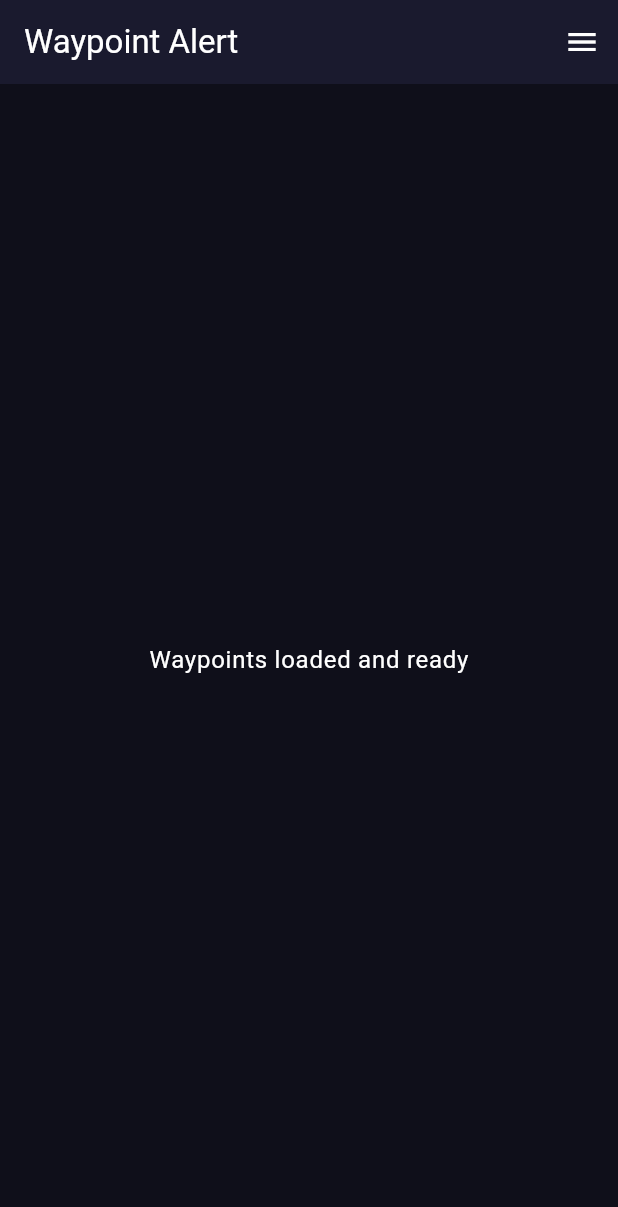
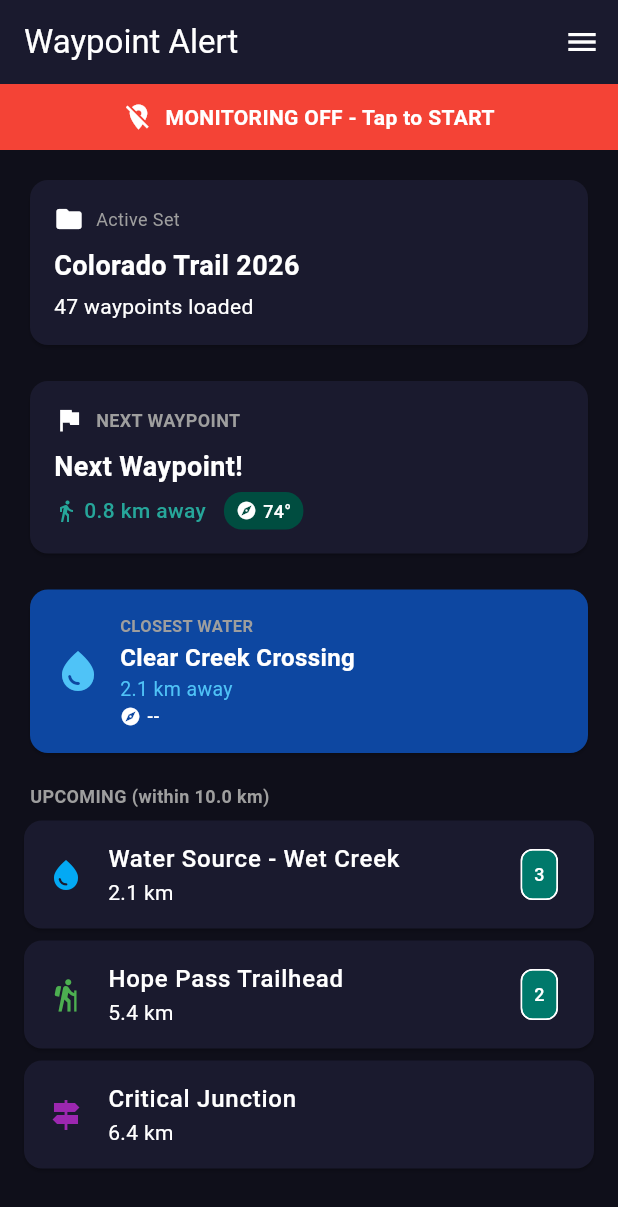
Before and after one commit to pitx3/waypoint-alert-app, a Flutter app: the screen it shows after launch, after a tap on "Continue", on a phone screen of 412 x 824 dp. Shown: the top 1207 px of the screen. Run offline on Flutter 3.47's test engine with Material 3 defaults, Android fonts, the phone set to English and light mode, and no system bars; our stand-ins replace flutter_material_design_icons, shared_preferences.

Commit message:
Build UI skeleton for HomeScreen.

```diff
--- a/lib/main.dart
+++ b/lib/main.dart
@@ -1,10 +1,11 @@
 import 'package:flutter/material.dart';
+//import 'package:flutter_riverpod/flutter_riverpod.dart';
+
 import 'package:waypoint_alert_app/constants/app_constants.dart';
-//import 'package:flutter_riverpod/flutter_riverpod.dart';
 import 'package:waypoint_alert_app/services/settings_service.dart';
 import 'package:waypoint_alert_app/widgets/screens/first_run_settings_screen.dart';
+import 'package:waypoint_alert_app/widgets/screens/home_screen.dart';
 
-import 'widgets/screens/home_screen.dart';
 
 void main() async {
   WidgetsFlutterBinding.ensureInitialized();
--- /dev/null
+++ b/lib/widgets/banners/monitoring_banner.dart
@@ -0,0 +1,51 @@
+import 'package:flutter/material.dart';
+import 'package:waypoint_alert_app/widgets/dialogs/monitorring_toggle_dialog.dart';
+
+class MonitoringBanner extends StatelessWidget {
+  final bool isMonitoring;
+  final VoidCallback onToggle;
+
+  const MonitoringBanner({
+    super.key,
+    required this.isMonitoring,
+    required this.onToggle,
+  });
+
+  @override
+  Widget build(BuildContext context) {
+    final color = isMonitoring ? Colors.green : Colors.red;
+    final statusText = isMonitoring ? 'ALERTS ACTIVE' : 'MONITORING OFF';
+    final actionText = isMonitoring ? 'STOP' : 'START';
+
+    return GestureDetector(
+      onTap: () async {
+        final confirmed = await showMonitoringToggleDialog(context: context, isMonitoring: isMonitoring);
+        if (confirmed != null) {onToggle();}
+      },
+      child: Container(
+        width: double.infinity,
+        color: color,
+        padding: const EdgeInsets.symmetric(vertical: 12, horizontal: 18),
+        child: Row(
+          mainAxisAlignment: MainAxisAlignment.center,
+          children: [
+            Icon(
+              isMonitoring ? Icons.location_on : Icons.location_off,
+              color: Colors.white,
+              size: 20,
+            ),
+            const SizedBox(width: 8),
+            Text(
+              '$statusText - Tap to $actionText',
+              style: const TextStyle(
+                color: Colors.white,
+                fontWeight: FontWeight.bold,
+                fontSize: 14,
+              ),
+            ),
+          ],
+        ),
+      ),
+    );
+  }
+}
--- /dev/null
+++ b/lib/widgets/cards/active_set_card.dart
@@ -0,0 +1,59 @@
+import 'package:flutter/material.dart';
+
+class ActiveSetCard extends StatelessWidget {
+  final String setName;
+  final int waypointCount;
+  final VoidCallback? onTap;
+
+  const ActiveSetCard({
+    super.key,
+    required this.setName,
+    required this.waypointCount,
+    this.onTap,
+  });
+
+  @override
+  Widget build(BuildContext context) {
+    return InkWell(
+      onTap: onTap,
+      borderRadius: BorderRadius.circular(12),
+      child: Card(
+        child: Padding(
+          padding: const EdgeInsets.all(16),
+          child: Column(
+            crossAxisAlignment: CrossAxisAlignment.start,
+            children: [
+              Row(
+                children: [
+                  const Icon(Icons.folder, size: 20),
+                  const SizedBox(width: 8),
+                  const Text(
+                    'Active Set',
+                    style: TextStyle(
+                      fontSize: 12,
+                      color: Colors.grey,
+                    ),
+                  ),
+                ],
+              ),
+              const SizedBox(height: 8),
+              Text (
+                setName,
+                style: const TextStyle(
+                  fontSize: 18,
+                  fontWeight: FontWeight.bold,
+                ),
+              ),
+              const SizedBox(height: 4),
+              Text (
+                '$waypointCount waypoints loaded',
+                style: const TextStyle(fontSize: 14)
+              ),
+            ],
+          ),
+        ),
+      ),
+    );
+  }
+
+}
--- /dev/null
+++ b/lib/widgets/cards/closest_water_card.dart
@@ -0,0 +1,120 @@
+import 'package:flutter/material.dart';
+
+class ClosestWaterCard extends StatelessWidget {
+  final String? waterName;
+  final double? distanceKm;
+  final double? bearing;
+
+  const ClosestWaterCard({
+    super.key,
+    this.waterName,
+    this.distanceKm,
+    this.bearing,
+  });
+
+  @override
+  Widget build(BuildContext context) {
+    if (waterName == null || distanceKm == null) {
+      return _EmptyState();
+    }
+
+    return Card(
+      color: Colors.blue[900],
+      child: Padding(
+        padding: const EdgeInsets.all(16),
+        child: Row(
+          children: [
+            Icon(
+              Icons.water_drop,
+              size: 32,
+              color: Colors.lightBlue[300],
+            ),
+            const SizedBox(width: 12),
+            Expanded(
+              child: Column(
+                crossAxisAlignment: CrossAxisAlignment.start,
+                children: [
+                  const Text(
+                    'CLOSEST WATER',
+                    style: TextStyle(
+                      fontSize: 11,
+                      color: Colors.grey,
+                      fontWeight: FontWeight.bold,
+                    ),
+                  ),
+                  const SizedBox(height: 2),
+                  Text(
+                    waterName!,
+                    style: const TextStyle(
+                      fontSize: 16,
+                      fontWeight: FontWeight.bold,
+                      color: Colors.white,
+                    ),
+                  ),
+                  Text(
+                    '${distanceKm!.toStringAsFixed(1)} km away',
+                    style: TextStyle(
+                      fontSize: 13,
+                      color: Colors.lightBlue[300],
+                    ),
+                  ),
+                  Row(
+                    mainAxisSize: MainAxisSize.min,
+                    children: [
+                      const Icon(
+                        Icons.explore,
+                        size: 14,
+                        color: Colors.white,
+                      ),
+                      const SizedBox(width: 4),
+                      Text(
+                        (bearing == null) ? '--' : '${bearing!.toStringAsFixed(0)}°',
+                        style: const TextStyle(
+                          color: Colors.white,
+                          fontSize: 12,
+                          fontWeight: FontWeight.w500,
+                        ),
+                      ),
+                    ],
+                  ),
+                ],
+              ),
+            ),
+          ],
+        ),
+      ),
+
+    );
+
+  }
+
+}
+
+class _EmptyState extends StatelessWidget {
+  @override
+  Widget build(BuildContext context) {
+    return Card(
+      child: Padding(
+        padding: const EdgeInsets.all(16),
+        child: Row(
+          children: [
+            Icon(
+              Icons.water_drop_outlined,
+              size: 32,
+              color: Colors.grey[600],
+            ),
+            const SizedBox(width: 12),
+            Text(
+              'No water waypoints in current set',
+              style: TextStyle(
+                fontSize: 14,
+                color: Colors.grey[600],
+              ),
+            ),
+          ],
+        ),
+      ),
+    );
+  }
+
+}
--- /dev/null
+++ b/lib/widgets/cards/next_waypoint_card.dart
@@ -0,0 +1,97 @@
+import 'package:flutter/material.dart';
+
+class NextWaypointCard extends StatelessWidget {
+  final String name;
+  final double distanceKm;
+  final double bearing;
+
+  const NextWaypointCard({
+    super.key,
+    required this.name,
+    required this.distanceKm,
+    required this.bearing,
+  });
+
+  @override
+  Widget build(BuildContext context) {
+    return Card(
+      child: Padding(
+        padding: const EdgeInsets.all(16),
+        child: Column(
+          crossAxisAlignment: CrossAxisAlignment.start,
+          children: [
+            Row(
+              children: [
+                const Icon(Icons.flag, size: 20),
+                const SizedBox(width: 8),
+                const Text(
+                  'NEXT WAYPOINT',
+                  style: TextStyle(
+                    fontSize: 12,
+                    color: Colors.grey,
+                    fontWeight: FontWeight.bold,
+                  ),
+                ),
+              ],
+            ),
+            const SizedBox(height: 8),
+            Text(
+              name,
+              style: const TextStyle(fontSize: 18, fontWeight: FontWeight.bold),
+            ),
+            const SizedBox(height: 4),
+            Row(
+              children: [
+                Icon(
+                  Icons.directions_walk,
+                  size: 16,
+                  color: Colors.teal[400],
+                ),
+                const SizedBox(width: 4),
+                Text(
+                  '${distanceKm.toStringAsFixed(1)} km away',
+                  style: TextStyle(
+                    fontSize: 14,
+                    color: Colors.teal[400],
+                    fontWeight: FontWeight.w500,
+                  ),
+                ),
+                const SizedBox(width: 12),
+                Container(
+                  padding: const EdgeInsets.symmetric(horizontal: 8, vertical: 4),
+                  decoration: BoxDecoration(
+                    color: Colors.teal[900],
+                    borderRadius: BorderRadius.circular(12),
+                  ),
+                  child: Row(
+                    mainAxisSize: MainAxisSize.min,
+                    children: [
+                      const Icon(
+                        Icons.explore,
+                        size: 14,
+                        color: Colors.white,
+                      ),
+                      const SizedBox(width: 4),
+                      Text(
+                        '${bearing.toStringAsFixed(0)}°',
+                        style: const TextStyle(
+                          color: Colors.white,
+                          fontSize: 12,
+                          fontWeight: FontWeight.w500,
+                        ),
+                      ),
+                    ],
+                  ),
+                ),
+              ],
+            ),
+          ],
+        ),
+      ),
+    );
+
+  }
+
+
+
+}
--- /dev/null
+++ b/lib/widgets/cards/upcoming_waypoints_list.dart
@@ -0,0 +1,169 @@
+import 'package:flutter/material.dart';
+import 'package:flutter_material_design_icons/flutter_material_design_icons.dart';
+
+class UpcomingWaypointsList extends StatelessWidget {
+  final List<UpcomingWaypoint> waypoints;
+  final double maxDistanceKm;
+
+  const UpcomingWaypointsList({
+    super.key,
+    required this.waypoints,
+    required this.maxDistanceKm,
+  });
+
+  @override
+  Widget build(BuildContext context) {
+    if (waypoints.isEmpty) {
+      return _EmptyState();
+    }
+
+    return Column(
+      crossAxisAlignment: CrossAxisAlignment.start,
+      children: [
+        Padding(
+          padding: const EdgeInsets.symmetric(horizontal: 4),
+          child: Text(
+            'UPCOMING (within ${maxDistanceKm.toStringAsFixed(1)} km)',
+            style: const TextStyle(
+              fontSize: 12,
+              color: Colors.grey,
+              fontWeight: FontWeight.bold,
+            ),
+          ),
+        ),
+        const SizedBox(height: 8),
+        ...waypoints.map((wp) => _WaypointListTile(waypoint: wp)),
+      ],
+    );
+  }
+}
+
+class _WaypointListTile extends StatelessWidget {
+  final UpcomingWaypoint waypoint;
+
+  const _WaypointListTile({required this.waypoint});
+
+  @override
+  Widget build(BuildContext context) {
+    return Card(
+      margin: const EdgeInsets.only(bottom: 8),
+      child: ListTile(
+        leading: _IconForType(type: waypoint.type),
+        title: Text(
+          waypoint.name,
+          style: const TextStyle(fontWeight: FontWeight.w500),
+        ),
+        subtitle: Text(
+          '${waypoint.distanceKm.toStringAsFixed(1)} km',
+        ),
+        trailing: waypoint.alertCount > 0
+          ? Chip(
+              label: Text(
+                '${waypoint.alertCount}',
+                style: const TextStyle(fontSize: 12, color: Colors.white),
+              ),
+              backgroundColor: Colors.teal[700],
+              padding: EdgeInsets.zero,
+              materialTapTargetSize: MaterialTapTargetSize.shrinkWrap,
+            )
+          : null,
+      ),
+    );
+  }
+}
+
+class _IconForType extends StatelessWidget {
+  final String type;
+
+  const _IconForType({required this.type});
+
+  @override
+  Widget build(BuildContext context) {
+    final iconData = _getIconForType(type);
+    final color = _getColorForType(type);
+
+    return Icon(iconData, color: color);
+  }
+
+  IconData _getIconForType(String type) {
+    switch (type.toLowerCase()) {
+      case 'water':
+        return Icons.water_drop;
+      case 'trailhead':
+        return Icons.hiking;
+      case 'camp':
+        return MdiIcons.tent;
+      case 'junction':
+        return Icons.signpost;  // alternatives: assistant_direction, assistant_navigation, call_split, foloow_the_signs, fork_left, fork_right,
+      default:
+        return Icons.place;  // al
+    }
+  }
+
+  Color _getColorForType(String type) {
+    switch (type.toLowerCase()) {
+      case 'water':
+        return Colors.lightBlue;
+      case 'trailhead':
+        return Colors.green;
+      case 'camp':
+        return Colors.orange;
+      case 'junction':
+        return Colors.purple;
+      default:
+        return Colors.grey;
+    }
+  }
+}
+
+class _EmptyState extends StatelessWidget {
+  @override
+  Widget build(BuildContext context) {
+    return Center(
+      child: Padding(
+        padding: const EdgeInsets.all(32),
+        child: Column(
+          children: [
+            Icon(
+              Icons.place_outlined,
+              size: 48,
+              color: Colors.grey[600],
+            ),
+            const SizedBox(height: 16),
+            Text(
+              'No waypoints loaded',
+              style: TextStyle(
+                fontSize: 16,
+                color: Colors.grey[600],
+              ),
+            ),
+            const SizedBox(height: 8),
+            Text(
+              'Import a waypoint set to get started',
+              style: TextStyle(
+                fontSize: 14,
+                color: Colors.grey[700],
+              ),
+            ),
+          ],
+        ),
+      ),
+    );
+  }
+}
+
+
+
+class UpcomingWaypoint {
+  final String name;
+  final double distanceKm;
+  final String type;
+  final int alertCount;
+
+  const UpcomingWaypoint({
+    required this.name,
+    required this.distanceKm,
+    required this.type,
+    required this.alertCount,
+  });
+}
--- a/lib/widgets/screens/home_screen.dart
+++ b/lib/widgets/screens/home_screen.dart
@@ -1,6 +1,10 @@
 import 'package:flutter/material.dart';
-import 'package:waypoint_alert_app/constants/app_constants.dart';
 import 'package:waypoint_alert_app/services/settings_service.dart';
+import 'package:waypoint_alert_app/widgets/banners/monitoring_banner.dart';
+import 'package:waypoint_alert_app/widgets/cards/active_set_card.dart';
+import 'package:waypoint_alert_app/widgets/cards/closest_water_card.dart';
+import 'package:waypoint_alert_app/widgets/cards/next_waypoint_card.dart';
+import 'package:waypoint_alert_app/widgets/cards/upcoming_waypoints_list.dart';
 
 class HomeScreen extends StatefulWidget {
   final SettingsService settingsService;
@@ -11,6 +15,16 @@ class HomeScreen extends StatefulWidget {
 }
 
 class _HomeScreenState extends State<HomeScreen> {
+
+  // TODO: Replace with actual state from database/service
+  bool _isMonitoring = false;
+
+  // Mock data for UI development
+  final _mockWaypoints = [
+    const UpcomingWaypoint(name: 'Water Source - Wet Creek', distanceKm: 2.1, type: 'water', alertCount: 3),
+    const UpcomingWaypoint(name: 'Hope Pass Trailhead', distanceKm: 5.4, type: 'trailhead', alertCount: 2),
+    const UpcomingWaypoint(name: 'Critical Junction', distanceKm: 6.4, type: 'junction', alertCount: 0),
+  ];
 
   @override Widget build(BuildContext context) {
    	return Scaffold(
@@ -30,20 +44,73 @@ class _HomeScreenState extends State<HomeScreen> {
 				child: Column(
 					mainAxisAlignment: MainAxisAlignment.center,
 					children: [
-						Text (
-							'Waypoints loaded and ready',
-							style: Theme.of(context).textTheme.bodyLarge,
-						),
-            // if (AppConstants.debugResetFirstRun) {
-            //   ElevatedButton(
-            //     onPressed: () {},
-            //     child: const Text('[DEBUG] Reset First Run'),
-            //   ),
-            // },
+            // Monitoring Status Banner
+						MonitoringBanner(isMonitoring: _isMonitoring, onToggle: _toggleMonitoring),
 
+            // Main Content
+            Expanded(
+              child: SingleChildScrollView(
+                padding: const EdgeInsets.all(16),
+                child: Column(
+                  crossAxisAlignment: CrossAxisAlignment.start,
+                  children: [
+                    ActiveSetCard(
+                      setName: 'Colorado Trail 2026',
+                      waypointCount: 47,
+                      onTap: () => _showHamburgerMenu(context),
+                    ),
+                    const SizedBox(height: 16),
+                    NextWaypointCard(name: 'Next Waypoint!', distanceKm: 0.8, bearing: 74),
+                    const SizedBox(height: 16),
+                    const ClosestWaterCard(
+                      waterName: 'Clear Creek Crossing',
+                      distanceKm: 2.1,
+                      //bearing: 112,
+                    ),
+                    const SizedBox(height: 16),
+                    UpcomingWaypointsList(
+                      waypoints: _mockWaypoints,
+                      maxDistanceKm: 10.0
+                    ),
+                  ],
+                ),
+              ),
+            ),
 					],
 				),
 			),
 		);
 	}
+
+  void _toggleMonitoring() {
+    setState(() { _isMonitoring = !_isMonitoring; });
+  }
+
+  void _showHamburgerMenu(BuildContext context) {
+    showModalBottomSheet(
+      context: context,
+      builder: (context) => Column(
+        mainAxisSize: MainAxisSize.min,
+        children: [
+          ListTile(
+            leading: const Icon(Icons.folder_open),
+            title: const Text('Manage Waypoint Sets'),
+            onTap: () {
+              Navigator.pop(context);
+              // TODO: Navigate to set management screen
+            },
+          ),
+          ListTile(
+            leading: const Icon(Icons.settings),
+            title: const Text('Settings'),
+            onTap: () {
+              Navigator.pop(context);
+              // TODO: Navigate to settings
+            },
+          ),
+          const SizedBox(height: 16),
+        ],
+      ),
+    );
+  }
 }
--- a/pubspec.yaml
+++ b/pubspec.yaml
@@ -44,6 +44,7 @@ dev_dependencies:
   mocktail: ^1.0.0  # for mocking
   fake_async: ^1.3.0  # for testing time-dependent code
   flutter_launcher_icons: ^0.13.1
+  flutter_material_design_icons: ^3.0.0
 
   # The "flutter_lints" package below contains a set of recommended lints to
   # encourage good coding practices. The lint set provided by the package is
```
Also changed, not shown: lib/widgets/dialogs/monitorring_toggle_dialog.dart (added, +32 -0 lines), pubspec.lock, 12 other files.
